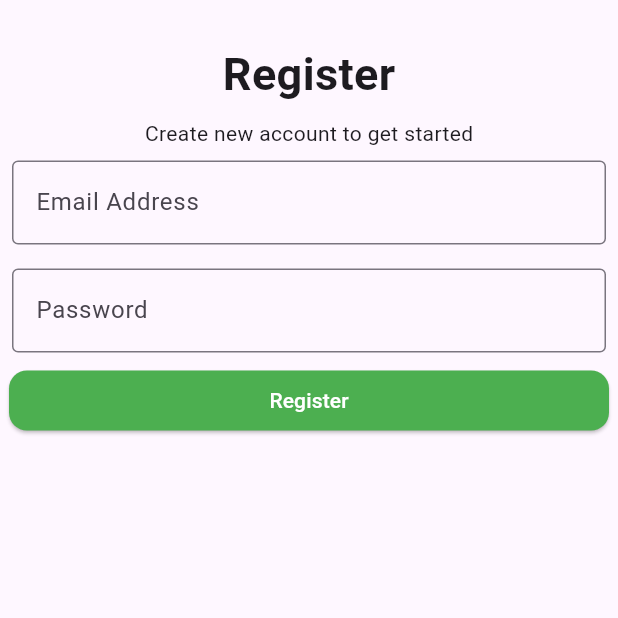
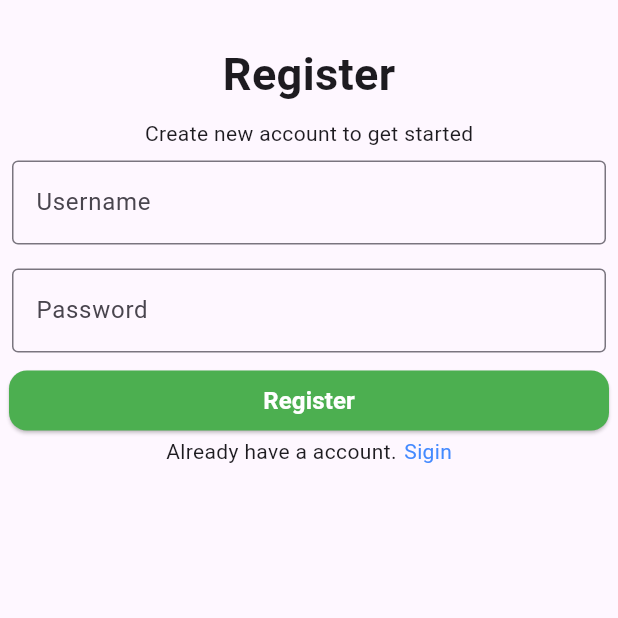
Before and after one commit to NischalGirii/Flutter, a Flutter app: the screen it shows after launch, on a phone screen of 412 x 824 dp, the top half of it. Run offline on Flutter 3.47's test engine with Material 3 defaults, Android fonts, the phone set to English and light mode, and no system bars.

Commit message:
register.dart

```diff
--- a/flutter_application_1/lib/register.dart
+++ b/flutter_application_1/lib/register.dart
@@ -23,7 +23,7 @@ class Registeruser extends StatelessWidget {
           Padding(
             padding: const EdgeInsets.all(8.0),
             child: TextField(decoration: InputDecoration(
-              labelText: "Email Address",
+              labelText: "Username",
               border: OutlineInputBorder()
             ),),
           ),
@@ -39,7 +39,10 @@ class Registeruser extends StatelessWidget {
           ),
 
           ElevatedButton(onPressed: () => print("Register Button Clicked"),
-          child: Text("Register"),
+          child: Text("Register",
+          style: TextStyle(fontWeight: FontWeight.bold,
+          fontSize: 16),
+          ),
           style: ElevatedButton.styleFrom(
             fixedSize: const Size(400, 40),
             foregroundColor: Colors.white,
@@ -47,6 +50,16 @@ class Registeruser extends StatelessWidget {
             shape: RoundedRectangleBorder(borderRadius: BorderRadius.circular(12)),
 
           ) ,
+          ),
+
+          Row(
+            mainAxisAlignment: MainAxisAlignment.center,
+            children: [
+              Text("Already have a account."),
+              SizedBox(width: 5,),
+              Text("Sigin",
+              style:TextStyle(color: Colors.blueAccent)),
+            ],
           )
         ],
       ),
```
